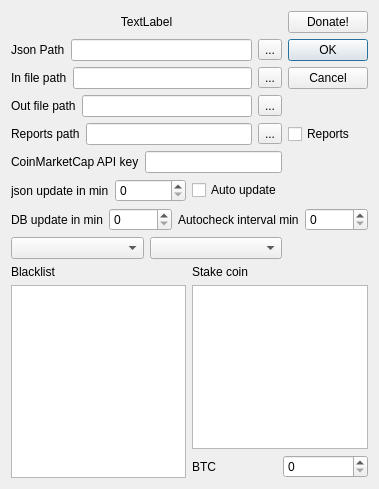
Old version of the form settingsdialog.ui in the repository QTinman/CoinBrowser.
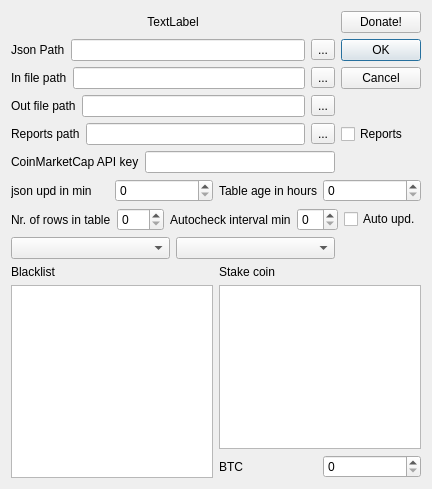
New version of the form. Icons and pictures are not drawn.

Commit message: Update DB removed as it now updates with json update. In settings: Number of rows in table to be update. Table age in hours to be in selection in mainwindow. Fixed right indent of numbers cells in mainwindow table.

Patch:
```diff
--- a/settingsdialog.ui
+++ b/settingsdialog.ui
@@ -6,7 +6,7 @@
    <rect>
     <x>0</x>
     <y>0</y>
-    <width>379</width>
+    <width>383</width>
     <height>489</height>
    </rect>
   </property>
@@ -150,12 +150,12 @@
      </item>
     </layout>
    </item>
-   <item row="6" column="0">
+   <item row="6" column="0" colspan="2">
     <layout class="QHBoxLayout" name="horizontalLayout_9">
      <item>
       <widget class="QLabel" name="label_8">
        <property name="text">
-        <string>json update in min</string>
+        <string>json upd in min</string>
        </property>
       </widget>
      </item>
@@ -167,9 +167,16 @@
       </widget>
      </item>
      <item>
-      <widget class="QCheckBox" name="autoupdatejson">
+      <widget class="QLabel" name="label_5">
        <property name="text">
-        <string>Auto update</string>
+        <string>Table age in hours</string>
+       </property>
+      </widget>
+     </item>
+     <item>
+      <widget class="QSpinBox" name="tableage">
+       <property name="maximum">
+        <number>999</number>
        </property>
       </widget>
      </item>
@@ -180,7 +187,7 @@
      <item>
       <widget class="QLabel" name="label_9">
        <property name="text">
-        <string>DB update in min</string>
+        <string>Nr. of rows in table</string>
        </property>
       </widget>
      </item>
@@ -201,6 +208,13 @@
      <item>
       <widget class="QSpinBox" name="updateinterval"/>
      </item>
+     <item>
+      <widget class="QCheckBox" name="autoupdatejson">
+       <property name="text">
+        <string>Auto upd.</string>
+       </property>
+      </widget>
+     </item>
     </layout>
    </item>
    <item row="8" column="0">
```
Left out of the diff: 2 changed lines with no effect on the pictures. The commit also changes 4 other files.
